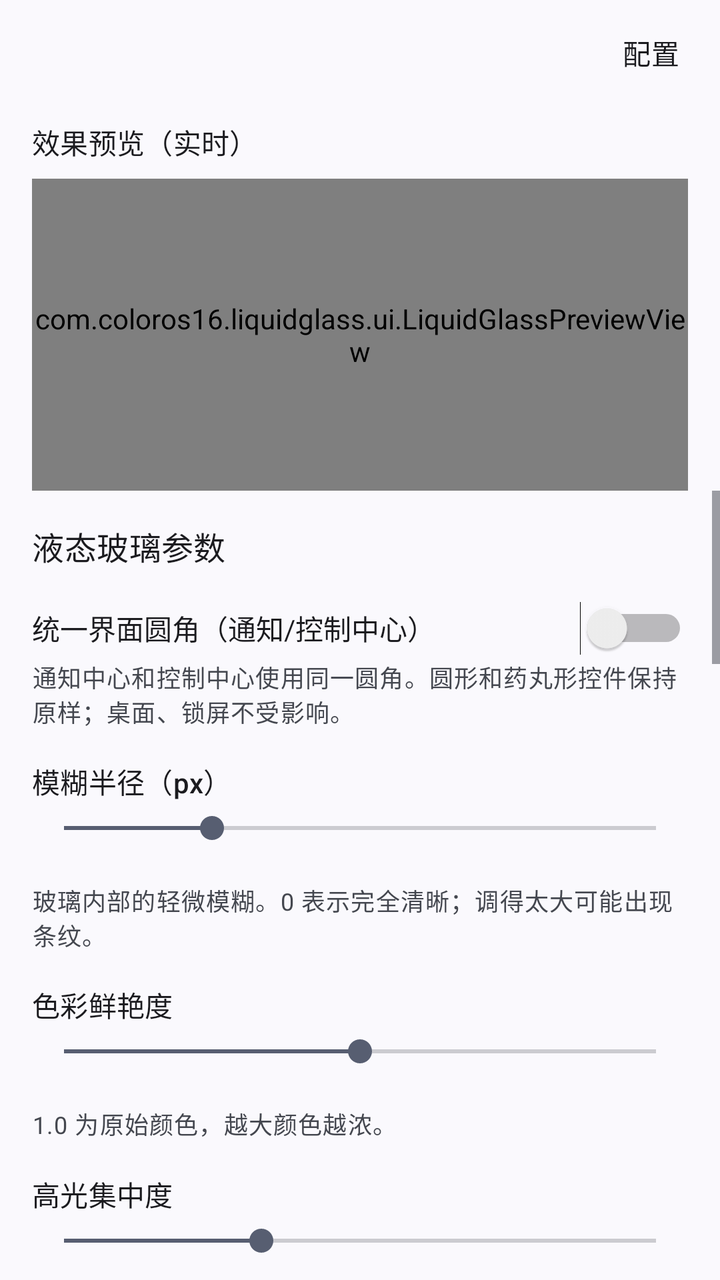
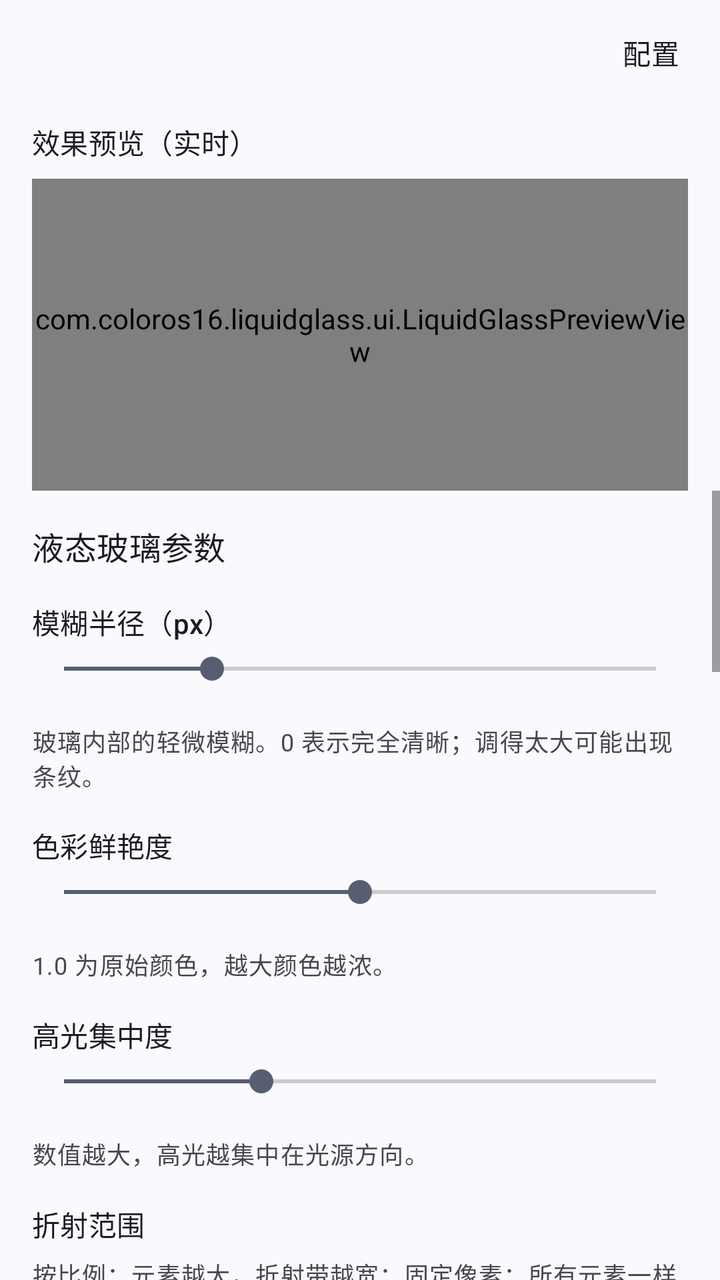

Compare the two renders of this Android layout. The source of the first and the diff that turns it into the second are given below.
<!-- AndroidManifest.xml: application theme Theme.LiquidGlass -->
<!-- res/layout/view_cat_material.xml -->
<?xml version="1.0" encoding="utf-8"?>
<LinearLayout xmlns:android="http://schemas.android.com/apk/res/android"
    xmlns:app="http://schemas.android.com/apk/res-auto"
    android:layout_width="match_parent"
    android:layout_height="match_parent"
    android:orientation="vertical">

    
    <LinearLayout
        android:layout_width="match_parent"
        android:layout_height="wrap_content"
        android:layout_marginStart="16dp"
        android:layout_marginTop="8dp"
        android:layout_marginEnd="8dp"
        android:gravity="center_vertical"
        android:orientation="horizontal">

        <HorizontalScrollView
            android:layout_width="0dp"
            android:layout_height="wrap_content"
            android:layout_weight="1"
            android:fadeScrollbars="false"
            android:scrollbars="none">

            <LinearLayout
                android:id="@+id/glassPresetBar"
                android:layout_width="wrap_content"
                android:layout_height="wrap_content"
                android:orientation="horizontal" />
        </HorizontalScrollView>

        <TextView
            android:id="@+id/glassPresetConfigBtn"
            android:layout_width="wrap_content"
            android:layout_height="wrap_content"
            android:background="?attr/selectableItemBackground"
            android:paddingStart="12dp"
            android:paddingTop="8dp"
            android:paddingEnd="12dp"
            android:paddingBottom="8dp"
            android:text="@string/glass_preset_config"
            android:textAppearance="?attr/textAppearanceBodyMedium" />
    </LinearLayout>

    <TextView
        android:layout_width="wrap_content"
        android:layout_height="wrap_content"
        android:layout_marginStart="16dp"
        android:layout_marginTop="16dp"
        android:layout_marginEnd="16dp"
        android:text="@string/settings_material_preview"
        android:textAppearance="?attr/textAppearanceTitleSmall" />

    <com.coloros16.liquidglass.ui.LiquidGlassPreviewView
        android:id="@+id/materialPreview"
        android:layout_width="match_parent"
        android:layout_height="156dp"
        android:layout_marginStart="16dp"
        android:layout_marginTop="8dp"
        android:layout_marginEnd="16dp" />

    <ScrollView
        android:layout_width="match_parent"
        android:layout_height="0dp"
        android:layout_weight="1"
        android:fillViewport="true">

        <LinearLayout
            android:layout_width="match_parent"
            android:layout_height="wrap_content"
            android:orientation="vertical"
            android:padding="16dp">

        <TextView
            android:layout_width="wrap_content"
            android:layout_height="wrap_content"
            android:text="@string/settings_section_material"
            android:textAppearance="?attr/textAppearanceTitleMedium" />

        
        <Switch
            android:id="@+id/switchUnifiedCorner"
            android:layout_width="match_parent"
            android:layout_height="wrap_content"
            android:layout_marginTop="16dp"
            android:text="@string/settings_unified_corner" />

        <TextView
            android:layout_width="match_parent"
            android:layout_height="wrap_content"
            android:layout_marginTop="2dp"
            android:text="@string/settings_unified_corner_desc"
            android:textAppearance="?attr/textAppearanceBodySmall"
            android:textColor="?android:attr/textColorSecondary" />

        <TextView
            android:id="@+id/unifiedCornerPxLabel"
            android:layout_width="wrap_content"
            android:layout_height="wrap_content"
            android:layout_marginTop="16dp"
            android:text="@string/settings_unified_corner_px"
            android:textAppearance="?attr/textAppearanceTitleSmall"
            android:visibility="gone" />

        <SeekBar
            android:id="@+id/seekUnifiedCornerPx"
            android:layout_width="match_parent"
            android:layout_height="wrap_content"
            android:layout_marginTop="4dp"
            android:max="192"
            android:progress="40"
            android:visibility="gone" />

        <TextView
            android:id="@+id/unifiedCornerPxValue"
            android:layout_width="wrap_content"
            android:layout_height="wrap_content"
            android:textAppearance="?attr/textAppearanceBodySmall"
            android:visibility="gone" />

        <TextView
            android:id="@+id/unifiedCornerPxDesc"
            android:layout_width="match_parent"
            android:layout_height="wrap_content"
            android:layout_marginTop="2dp"
            android:text="@string/settings_unified_corner_px_desc"
            android:textAppearance="?attr/textAppearanceBodySmall"
            android:textColor="?android:attr/textColorSecondary"
            android:visibility="gone" />

        <TextView
            android:id="@+id/blurRadiusLabel"
            android:layout_width="wrap_content"
            android:layout_height="wrap_content"
            android:layout_marginTop="16dp"
            android:text="@string/settings_blur_radius"
            android:textAppearance="?attr/textAppearanceTitleSmall" />

        <SeekBar
            android:id="@+id/seekBlurRadius"
            android:layout_width="match_parent"
            android:layout_height="wrap_content"
            android:layout_marginTop="4dp"
            android:max="32"
            android:progress="8" />

        <TextView
            android:id="@+id/blurRadiusValue"
            android:layout_width="wrap_content"
            android:layout_height="wrap_content"
            android:textAppearance="?attr/textAppearanceBodySmall" />

        <TextView
            android:id="@+id/blurRadiusDesc"
            android:layout_width="match_parent"
            android:layout_height="wrap_content"
            android:layout_marginTop="2dp"
            android:text="@string/settings_blur_radius_desc"
            android:textAppearance="?attr/textAppearanceBodySmall"
            android:textColor="?android:attr/textColorSecondary" />

        <TextView
            android:id="@+id/vibrancyLabel"
            android:layout_width="wrap_content"
            android:layout_height="wrap_content"
            android:layout_marginTop="16dp"
            android:text="@string/settings_vibrancy"
            android:textAppearance="?attr/textAppearanceTitleSmall" />

        <SeekBar
            android:id="@+id/seekVibrancy"
            android:layout_width="match_parent"
            android:layout_height="wrap_content"
            android:layout_marginTop="4dp"
            android:max="100"
            android:progress="50" />

        <TextView
            android:id="@+id/vibrancyValue"
            android:layout_width="wrap_content"
            android:layout_height="wrap_content"
            android:textAppearance="?attr/textAppearanceBodySmall" />

        <TextView
            android:id="@+id/vibrancyDesc"
            android:layout_width="match_parent"
            android:layout_height="wrap_content"
            android:layout_marginTop="2dp"
            android:text="@string/settings_vibrancy_desc"
            android:textAppearance="?attr/textAppearanceBodySmall"
            android:textColor="?android:attr/textColorSecondary" />

        <TextView
            android:id="@+id/highlightFalloffLabel"
            android:layout_width="wrap_content"
            android:layout_height="wrap_content"
            android:layout_marginTop="16dp"
            android:text="@string/settings_highlight_falloff"
            android:textAppearance="?attr/textAppearanceTitleSmall" />

        <SeekBar
            android:id="@+id/seekHighlightFalloff"
            android:layout_width="match_parent"
            android:layout_height="wrap_content"
            android:layout_marginTop="4dp"
            android:max="3"
            android:progress="1" />

        <TextView
            android:id="@+id/highlightFalloffValue"
            android:layout_width="wrap_content"
            android:layout_height="wrap_content"
            android:textAppearance="?attr/textAppearanceBodySmall" />

        <TextView
            android:id="@+id/highlightFalloffDesc"
            android:layout_width="match_parent"
            android:layout_height="wrap_content"
            android:layout_marginTop="2dp"
            android:text="@string/settings_highlight_falloff_desc"
            android:textAppearance="?attr/textAppearanceBodySmall"
            android:textColor="?android:attr/textColorSecondary" />

        
        <TextView
            android:id="@+id/refractionHeightModeLabel"
            android:layout_width="wrap_content"
            android:layout_height="wrap_content"
            android:layout_marginTop="16dp"
            android:text="@string/settings_refraction_height_mode"
            android:textAppearance="?attr/textAppearanceTitleSmall" />

        <com.google.android.material.chip.ChipGroup
            android:id="@+id/refractionHeightModeChips"
            android:layout_width="match_parent"
            android:layout_height="wrap_content"
            android:layout_marginTop="4dp"
            app:chipSpacingHorizontal="8dp"
            app:selectionRequired="true"
            app:singleSelection="true" />

        <TextView
            android:layout_width="match_parent"
            android:layout_height="wrap_content"
            android:layout_marginTop="2dp"
            android:text="@string/settings_refraction_height_mode_desc"
            android:textAppearance="?attr/textAppearanceBodySmall"
            android:textColor="?android:attr/textColorSecondary" />

        <TextView
            android:id="@+id/refractionHeightRatioLabel"
            android:layout_width="wrap_content"
            android:layout_height="wrap_content"
            android:layout_marginTop="16dp"
            android:text="@string/settings_refraction_height_ratio"
            android:textAppearance="?attr/textAppearanceTitleSmall" />

        <SeekBar
            android:id="@+id/seekRefractionHeightRatio"
            android:layout_width="match_parent"
            android:layout_height="wrap_content"
            android:layout_marginTop="4dp"
            android:max="90"
            android:progress="40" />

        <TextView
            android:id="@+id/refractionHeightRatioValue"
            android:layout_width="wrap_content"
            android:layout_height="wrap_content"
            android:textAppearance="?attr/textAppearanceBodySmall" />

        <TextView
            android:id="@+id/refractionHeightRatioDesc"
            android:layout_width="match_parent"
            android:layout_height="wrap_content"
            android:layout_marginTop="2dp"
            android:text="@string/settings_refraction_height_ratio_desc"
            android:textAppearance="?attr/textAppearanceBodySmall"
            android:textColor="?android:attr/textColorSecondary" />

        <TextView
            android:id="@+id/refractionHeightPxLabel"
            android:layout_width="wrap_content"
            android:layout_height="wrap_content"
            android:layout_marginTop="16dp"
            android:text="@string/settings_refraction_height_px"
            android:textAppearance="?attr/textAppearanceTitleSmall"
            android:visibility="gone" />

        <SeekBar
            android:id="@+id/seekRefractionHeightPx"
            android:layout_width="match_parent"
            android:layout_height="wrap_content"
            android:layout_marginTop="4dp"
            android:max="392"
            android:progress="56"
            android:visibility="gone" />

        <TextView
            android:id="@+id/refractionHeightPxValue"
            android:layout_width="wrap_content"
            android:layout_height="wrap_content"
            android:textAppearance="?attr/textAppearanceBodySmall"
            android:visibility="gone" />

        <TextView
            android:id="@+id/refractionHeightPxDesc"
            android:layout_width="match_parent"
            android:layout_height="wrap_content"
            android:layout_marginTop="2dp"
            android:text="@string/settings_refraction_height_px_desc"
            android:textAppearance="?attr/textAppearanceBodySmall"
            android:textColor="?android:attr/textColorSecondary"
            android:visibility="gone" />

        <TextView
            android:id="@+id/refractionAmountLabel"
            android:layout_width="wrap_content"
            android:layout_height="wrap_content"
            android:layout_marginTop="16dp"
            android:text="@string/settings_refraction_amount"
            android:textAppearance="?attr/textAppearanceTitleSmall" />

        <SeekBar
            android:id="@+id/seekRefractionAmount"
            android:layout_width="match_parent"
            android:layout_height="wrap_content"
            android:layout_marginTop="4dp"
            android:max="250"
            android:progress="100" />

        <TextView
            android:id="@+id/refractionAmountValue"
            android:layout_width="wrap_content"
            android:layout_height="wrap_content"
            android:textAppearance="?attr/textAppearanceBodySmall" />

        <TextView
            android:id="@+id/refractionAmountDesc"
            android:layout_width="match_parent"
            android:layout_height="wrap_content"
            android:layout_marginTop="2dp"
            android:text="@string/settings_refraction_amount_desc"
            android:textAppearance="?attr/textAppearanceBodySmall"
            android:textColor="?android:attr/textColorSecondary" />

        <TextView
            android:id="@+id/dispersionLabel"
            android:layout_width="wrap_content"
            android:layout_height="wrap_content"
            android:layout_marginTop="16dp"
            android:text="@string/settings_dispersion"
            android:textAppearance="?attr/textAppearanceTitleSmall" />

        <SeekBar
            android:id="@+id/seekDispersion"
            android:layout_width="match_parent"
            android:layout_height="wrap_content"
            android:layout_marginTop="4dp"
            android:max="30"
            android:progress="0" />

        <TextView
            android:id="@+id/dispersionValue"
            android:layout_width="wrap_content"
            android:layout_height="wrap_content"
            android:textAppearance="?attr/textAppearanceBodySmall" />

        <TextView
            android:id="@+id/dispersionDesc"
            android:layout_width="match_parent"
            android:layout_height="wrap_content"
            android:layout_marginTop="2dp"
            android:text="@string/settings_dispersion_desc"
            android:textAppearance="?attr/textAppearanceBodySmall"
            android:textColor="?android:attr/textColorSecondary" />

        <TextView
            android:id="@+id/depthLabel"
            android:layout_width="wrap_content"
            android:layout_height="wrap_content"
            android:layout_marginTop="16dp"
            android:text="@string/settings_depth"
            android:textAppearance="?attr/textAppearanceTitleSmall" />

        <SeekBar
            android:id="@+id/seekDepth"
            android:layout_width="match_parent"
            android:layout_height="wrap_content"
            android:layout_marginTop="4dp"
            android:max="100"
            android:progress="33" />

        <TextView
            android:id="@+id/depthValue"
            android:layout_width="wrap_content"
            android:layout_height="wrap_content"
            android:textAppearance="?attr/textAppearanceBodySmall" />

        <TextView
            android:id="@+id/depthDesc"
            android:layout_width="match_parent"
            android:layout_height="wrap_content"
            android:layout_marginTop="2dp"
            android:text="@string/settings_depth_desc"
            android:textAppearance="?attr/textAppearanceBodySmall"
            android:textColor="?android:attr/textColorSecondary" />

        <TextView
            android:id="@+id/highlightLabel"
            android:layout_width="wrap_content"
            android:layout_height="wrap_content"
            android:layout_marginTop="16dp"
            android:text="@string/settings_highlight"
            android:textAppearance="?attr/textAppearanceTitleSmall" />

        <SeekBar
            android:id="@+id/seekHighlight"
            android:layout_width="match_parent"
            android:layout_height="wrap_content"
            android:layout_marginTop="4dp"
            android:max="100"
            android:progress="25" />

        <TextView
            android:id="@+id/highlightValue"
            android:layout_width="wrap_content"
            android:layout_height="wrap_content"
            android:textAppearance="?attr/textAppearanceBodySmall" />

        <TextView
            android:id="@+id/highlightDesc"
            android:layout_width="match_parent"
            android:layout_height="wrap_content"
            android:layout_marginTop="2dp"
            android:text="@string/settings_highlight_desc"
            android:textAppearance="?attr/textAppearanceBodySmall"
            android:textColor="?android:attr/textColorSecondary" />

        <TextView
            android:id="@+id/highlightWidthLabel"
            android:layout_width="wrap_content"
            android:layout_height="wrap_content"
            android:layout_marginTop="16dp"
            android:text="@string/settings_highlight_width"
            android:textAppearance="?attr/textAppearanceTitleSmall" />

        <SeekBar
            android:id="@+id/seekHighlightWidth"
            android:layout_width="match_parent"
            android:layout_height="wrap_content"
            android:layout_marginTop="4dp"
            android:max="200"
            android:progress="12" />

        <TextView
            android:id="@+id/highlightWidthValue"
            android:layout_width="wrap_content"
            android:layout_height="wrap_content"
            android:textAppearance="?attr/textAppearanceBodySmall" />

        <TextView
            android:id="@+id/highlightWidthDesc"
            android:layout_width="match_parent"
            android:layout_height="wrap_content"
            android:layout_marginTop="2dp"
            android:text="@string/settings_highlight_width_desc"
            android:textAppearance="?attr/textAppearanceBodySmall"
            android:textColor="?android:attr/textColorSecondary" />

        
        <TextView
            android:id="@+id/highlightFloorLabel"
            android:layout_width="wrap_content"
            android:layout_height="wrap_content"
            android:layout_marginTop="16dp"
            android:text="@string/settings_highlight_floor"
            android:textAppearance="?attr/textAppearanceTitleSmall" />

        <SeekBar
            android:id="@+id/seekHighlightFloor"
            android:layout_width="match_parent"
            android:layout_height="wrap_content"
            android:layout_marginTop="4dp"
            android:max="100"
            android:progress="40" />

        <TextView
            android:id="@+id/highlightFloorValue"
            android:layout_width="wrap_content"
            android:layout_height="wrap_content"
            android:textAppearance="?attr/textAppearanceBodySmall" />

        <TextView
            android:id="@+id/highlightFloorDesc"
            android:layout_width="match_parent"
            android:layout_height="wrap_content"
            android:layout_marginTop="2dp"
            android:text="@string/settings_highlight_floor_desc"
            android:textAppearance="?attr/textAppearanceBodySmall"
            android:textColor="?android:attr/textColorSecondary" />

        <TextView
            android:id="@+id/highlightInnerAttLabel"
            android:layout_width="wrap_content"
            android:layout_height="wrap_content"
            android:layout_marginTop="16dp"
            android:text="@string/settings_highlight_inner_att"
            android:textAppearance="?attr/textAppearanceTitleSmall" />

        <SeekBar
            android:id="@+id/seekHighlightInnerAtt"
            android:layout_width="match_parent"
            android:layout_height="wrap_content"
            android:layout_marginTop="4dp"
            android:max="100"
            android:progress="0" />

        <TextView
            android:id="@+id/highlightInnerAttValue"
            android:layout_width="wrap_content"
            android:layout_height="wrap_content"
            android:textAppearance="?attr/textAppearanceBodySmall" />

        <TextView
            android:id="@+id/highlightInnerAttDesc"
            android:layout_width="match_parent"
            android:layout_height="wrap_content"
            android:layout_marginTop="2dp"
            android:text="@string/settings_highlight_inner_att_desc"
            android:textAppearance="?attr/textAppearanceBodySmall"
            android:textColor="?android:attr/textColorSecondary" />

        <TextView
            android:id="@+id/innerGlowLabel"
            android:layout_width="wrap_content"
            android:layout_height="wrap_content"
            android:layout_marginTop="16dp"
            android:text="@string/settings_inner_glow"
            android:textAppearance="?attr/textAppearanceTitleSmall" />

        <SeekBar
            android:id="@+id/seekInnerGlow"
            android:layout_width="match_parent"
            android:layout_height="wrap_content"
            android:layout_marginTop="4dp"
            android:max="100"
            android:progress="0" />

        <TextView
            android:id="@+id/innerGlowValue"
            android:layout_width="wrap_content"
            android:layout_height="wrap_content"
            android:textAppearance="?attr/textAppearanceBodySmall" />

        <TextView
            android:id="@+id/innerGlowDesc"
            android:layout_width="match_parent"
            android:layout_height="wrap_content"
            android:layout_marginTop="2dp"
            android:text="@string/settings_inner_glow_desc"
            android:textAppearance="?attr/textAppearanceBodySmall"
            android:textColor="?android:attr/textColorSecondary" />

        <TextView
            android:id="@+id/maskGlassDimLabel"
            android:layout_width="wrap_content"
            android:layout_height="wrap_content"
            android:layout_marginTop="16dp"
            android:text="@string/settings_mask_glass_dim"
            android:textAppearance="?attr/textAppearanceTitleSmall" />

        <SeekBar
            android:id="@+id/seekMaskGlassDim"
            android:layout_width="match_parent"
            android:layout_height="wrap_content"
            android:layout_marginTop="4dp"
            android:max="100"
            android:progress="0" />

        <TextView
            android:id="@+id/maskGlassDimValue"
            android:layout_width="wrap_content"
            android:layout_height="wrap_content"
            android:textAppearance="?attr/textAppearanceBodySmall" />

        <TextView
            android:id="@+id/maskGlassDimDesc"
            android:layout_width="match_parent"
            android:layout_height="wrap_content"
            android:layout_marginTop="2dp"
            android:text="@string/settings_mask_glass_dim_desc"
            android:textAppearance="?attr/textAppearanceBodySmall"
            android:textColor="?android:attr/textColorSecondary" />

        <TextView
            android:id="@+id/lightAngleLabel"
            android:layout_width="wrap_content"
            android:layout_height="wrap_content"
            android:layout_marginTop="16dp"
            android:text="@string/settings_light_angle"
            android:textAppearance="?attr/textAppearanceTitleSmall" />

        <SeekBar
            android:id="@+id/seekLightAngle"
            android:layout_width="match_parent"
            android:layout_height="wrap_content"
            android:layout_marginTop="4dp"
            android:max="360"
            android:progress="45" />

        <TextView
            android:id="@+id/lightAngleValue"
            android:layout_width="wrap_content"
            android:layout_height="wrap_content"
            android:textAppearance="?attr/textAppearanceBodySmall" />

        <TextView
            android:id="@+id/lightAngleDesc"
            android:layout_width="match_parent"
            android:layout_height="wrap_content"
            android:layout_marginTop="2dp"
            android:text="@string/settings_light_angle_desc"
            android:textAppearance="?attr/textAppearanceBodySmall"
            android:textColor="?android:attr/textColorSecondary" />

        <TextView
            android:id="@+id/parallaxXLabel"
            android:layout_width="wrap_content"
            android:layout_height="wrap_content"
            android:layout_marginTop="16dp"
            android:text="@string/settings_parallax_x"
            android:textAppearance="?attr/textAppearanceTitleSmall" />

        <SeekBar
            android:id="@+id/seekParallaxX"
            android:layout_width="match_parent"
            android:layout_height="wrap_content"
            android:layout_marginTop="4dp"
            android:max="200"
            android:progress="100" />

        <TextView
            android:id="@+id/parallaxXValue"
            android:layout_width="wrap_content"
            android:layout_height="wrap_content"
            android:textAppearance="?attr/textAppearanceBodySmall" />

        <TextView
            android:id="@+id/parallaxXDesc"
            android:layout_width="match_parent"
            android:layout_height="wrap_content"
            android:layout_marginTop="2dp"
            android:text="@string/settings_parallax_x_desc"
            android:textAppearance="?attr/textAppearanceBodySmall"
            android:textColor="?android:attr/textColorSecondary" />

        <TextView
            android:id="@+id/parallaxYLabel"
            android:layout_width="wrap_content"
            android:layout_height="wrap_content"
            android:layout_marginTop="16dp"
            android:text="@string/settings_parallax_y"
            android:textAppearance="?attr/textAppearanceTitleSmall" />

        <SeekBar
            android:id="@+id/seekParallaxY"
            android:layout_width="match_parent"
            android:layout_height="wrap_content"
            android:layout_marginTop="4dp"
            android:max="200"
            android:progress="100" />

        <TextView
            android:id="@+id/parallaxYValue"
            android:layout_width="wrap_content"
            android:layout_height="wrap_content"
            android:textAppearance="?attr/textAppearanceBodySmall" />

        <TextView
            android:id="@+id/parallaxYDesc"
            android:layout_width="match_parent"
            android:layout_height="wrap_content"
            android:layout_marginTop="2dp"
            android:text="@string/settings_parallax_y_desc"
            android:textAppearance="?attr/textAppearanceBodySmall"
            android:textColor="?android:attr/textColorSecondary" />

        </LinearLayout>
    </ScrollView>
</LinearLayout>
<!-- resources referenced by this layout -->
<resources>
  <string name="glass_preset_config">配置</string>
  <string name="settings_blur_radius">模糊半径（px）</string>
  <string name="settings_blur_radius_desc">玻璃内部的轻微模糊。0 表示完全清晰；调得太大可能出现条纹。</string>
  <string name="settings_depth">立体深度</string>
  <string name="settings_depth_desc">玻璃曲面深度，越大弯曲/折射越明显。</string>
  <string name="settings_dispersion">边缘色散</string>
  <string name="settings_dispersion_desc">背景边缘彩虹边，0 关闭，0.05~0.3 适中。</string>
  <string name="settings_highlight">高光亮度</string>
  <string name="settings_highlight_desc">高光亮度，越大越亮。</string>
  <string name="settings_highlight_falloff">高光集中度</string>
  <string name="settings_highlight_falloff_desc">数值越大，高光越集中在光源方向。</string>
  <string name="settings_highlight_floor">圆角高光保底</string>
  <string name="settings_highlight_floor_desc">圆角处的最低高光。0 只保留方向感，圆角偏暗；1 让整圈都有一条均匀亮边。</string>
  <string name="settings_highlight_inner_att">内侧高光衰减</string>
  <string name="settings_highlight_inner_att_desc">控制高光向玻璃内部衰减的程度。0 为默认；越大，内侧高光越暗、内侧光越贴边。</string>
  <string name="settings_highlight_width">高光宽度（px）</string>
  <string name="settings_highlight_width_desc">高光带宽度，越大越宽。</string>
  <string name="settings_inner_glow">内侧光</string>
  <string name="settings_inner_glow_desc">玻璃边缘向中心散发的柔光。0 表示关闭。</string>
  <string name="settings_light_angle">光源方向</string>
  <string name="settings_light_angle_desc">高光光源方向角度。</string>
  <string name="settings_mask_glass_dim">玻璃内压暗</string>
  <string name="settings_mask_glass_dim_desc">玻璃内部背景的变暗程度。0 不变暗，1 全黑，默认 0。</string>
  <string name="settings_material_preview">效果预览（实时）</string>
  <string name="settings_parallax_x">背景水平偏移</string>
  <string name="settings_parallax_x_desc">背景水平偏移，0 表示关闭。</string>
  <string name="settings_parallax_y">背景垂直偏移</string>
  <string name="settings_parallax_y_desc">背景垂直偏移，0 表示关闭。</string>
  <string name="settings_refraction_amount">折射强度（px）</string>
  <string name="settings_refraction_amount_desc">折射位移强度，越大背景扭曲越明显。</string>
  <string name="settings_refraction_height_mode">折射范围</string>
  <string name="settings_refraction_height_mode_desc">按比例：元素越大，折射带越宽；固定像素：所有元素一样宽。</string>
  <string name="settings_refraction_height_px">折射范围：固定像素</string>
  <string name="settings_refraction_height_px_desc">折射带固定为这么多像素，不随元素大小变化。</string>
  <string name="settings_refraction_height_ratio">折射范围：按比例</string>
  <string name="settings_refraction_height_ratio_desc">折射带占元素短边的比例。0.50 为默认，数值越大，边缘扭曲范围越宽。</string>
  <string name="settings_section_material">液态玻璃参数</string>
  <string name="settings_unified_corner">统一界面圆角（通知/控制中心）</string>
  <string name="settings_unified_corner_desc">通知中心和控制中心使用同一圆角。圆形和药丸形控件保持原样；桌面、锁屏不受影响。</string>
  <string name="settings_unified_corner_px">统一圆角（px）</string>
  <string name="settings_unified_corner_px_desc">统一使用的圆角大小。较小的圆角会放大到该值；圆形和药丸形控件不变。</string>
  <string name="settings_vibrancy">色彩鲜艳度</string>
  <string name="settings_vibrancy_desc">1.0 为原始颜色，越大颜色越浓。</string>
  <style name="Theme.LiquidGlass" parent="Theme.Material3.DynamicColors.DayNight.NoActionBar" />
</resources>

<!-- the commit's change to res/layout/view_cat_material.xml (unified diff, before → after) -->
@@ -77,57 +77,6 @@
             android:text="@string/settings_section_material"
             android:textAppearance="?attr/textAppearanceTitleMedium" />
 
-        
-        <Switch
-            android:id="@+id/switchUnifiedCorner"
-            android:layout_width="match_parent"
-            android:layout_height="wrap_content"
-            android:layout_marginTop="16dp"
-            android:text="@string/settings_unified_corner" />
-
-        <TextView
-            android:layout_width="match_parent"
-            android:layout_height="wrap_content"
-            android:layout_marginTop="2dp"
-            android:text="@string/settings_unified_corner_desc"
-            android:textAppearance="?attr/textAppearanceBodySmall"
-            android:textColor="?android:attr/textColorSecondary" />
-
-        <TextView
-            android:id="@+id/unifiedCornerPxLabel"
-            android:layout_width="wrap_content"
-            android:layout_height="wrap_content"
-            android:layout_marginTop="16dp"
-            android:text="@string/settings_unified_corner_px"
-            android:textAppearance="?attr/textAppearanceTitleSmall"
-            android:visibility="gone" />
-
-        <SeekBar
-            android:id="@+id/seekUnifiedCornerPx"
-            android:layout_width="match_parent"
-            android:layout_height="wrap_content"
-            android:layout_marginTop="4dp"
-            android:max="192"
-            android:progress="40"
-            android:visibility="gone" />
-
-        <TextView
-            android:id="@+id/unifiedCornerPxValue"
-            android:layout_width="wrap_content"
-            android:layout_height="wrap_content"
-            android:textAppearance="?attr/textAppearanceBodySmall"
-            android:visibility="gone" />
-
-        <TextView
-            android:id="@+id/unifiedCornerPxDesc"
-            android:layout_width="match_parent"
-            android:layout_height="wrap_content"
-            android:layout_marginTop="2dp"
-            android:text="@string/settings_unified_corner_px_desc"
-            android:textAppearance="?attr/textAppearanceBodySmall"
-            android:textColor="?android:attr/textColorSecondary"
-            android:visibility="gone" />
-
         <TextView
             android:id="@+id/blurRadiusLabel"
             android:layout_width="wrap_content"
<!-- resource entries referenced after the edit -->
@@ -37,10 +37,6 @@
   <string name="settings_refraction_height_ratio">折射范围：按比例</string>
   <string name="settings_refraction_height_ratio_desc">折射带占元素短边的比例。0.50 为默认，数值越大，边缘扭曲范围越宽。</string>
   <string name="settings_section_material">液态玻璃参数</string>
-  <string name="settings_unified_corner">统一界面圆角（通知/控制中心）</string>
-  <string name="settings_unified_corner_desc">通知中心和控制中心使用同一圆角。圆形和药丸形控件保持原样；桌面、锁屏不受影响。</string>
-  <string name="settings_unified_corner_px">统一圆角（px）</string>
-  <string name="settings_unified_corner_px_desc">统一使用的圆角大小。较小的圆角会放大到该值；圆形和药丸形控件不变。</string>
   <string name="settings_vibrancy">色彩鲜艳度</string>
   <string name="settings_vibrancy_desc">1.0 为原始颜色，越大颜色越浓。</string>
   <style name="Theme.LiquidGlass" parent="Theme.Material3.DynamicColors.DayNight.NoActionBar" />
